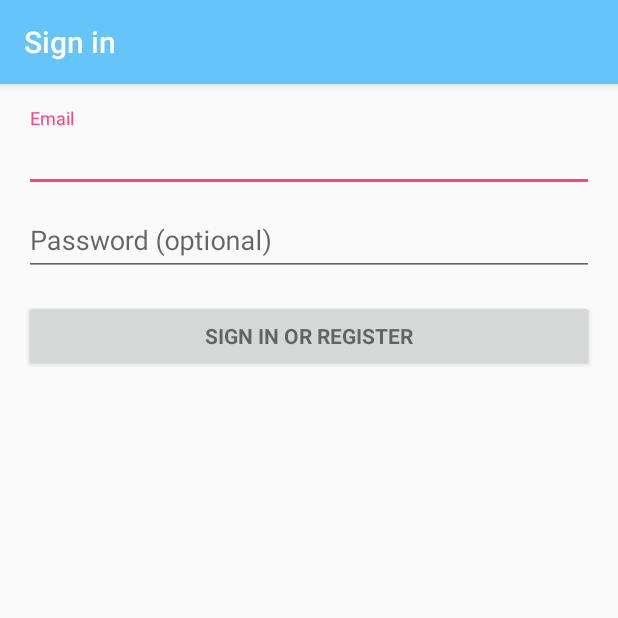
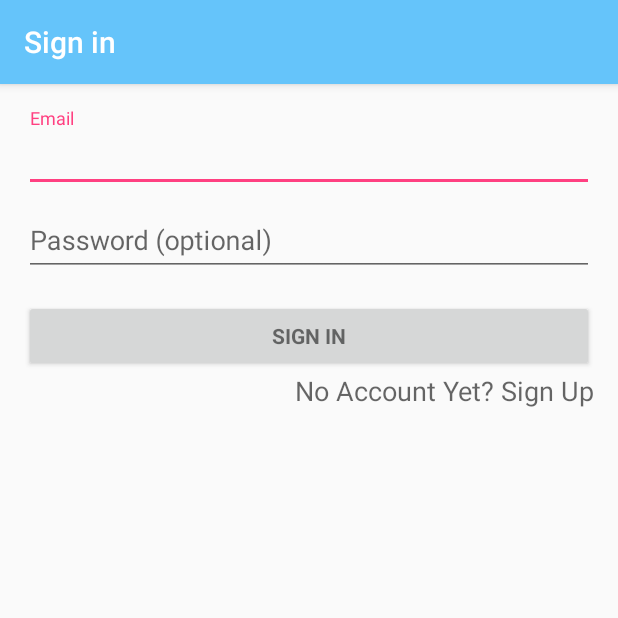
Before and after one commit to nutnnut/Wireless_Project_OPENUP, an Android app: the screen it shows after launch (LoginActivity), on a phone screen of 412 x 824 dp, the top half of it. Run offline under Robolectric (Android 15) with nearby library versions, the light colour scheme and no system bars; 2 statements that could not run were skipped.

Commit message:
Login Layout

```diff
--- a/app/src/main/res/layout/activity_login.xml
+++ b/app/src/main/res/layout/activity_login.xml
@@ -73,6 +73,17 @@
                 android:text="@string/action_sign_in"
                 android:textStyle="bold" />
 
+            <TextView
+                android:id="@+id/textView3"
+                android:layout_width="match_parent"
+                android:layout_height="36dp"
+                android:text="@string/action_sign_in_to_register"
+                android:textAlignment="textEnd"
+                android:textAppearance="@style/TextAppearance.AppCompat.Caption"
+                android:textSize="18sp" />
+
         </LinearLayout>
+
     </ScrollView>
+
 </LinearLayout>
--- a/app/src/main/res/values/strings.xml
+++ b/app/src/main/res/values/strings.xml
@@ -10,8 +10,9 @@
     <!-- Strings related to login -->
     <string name="prompt_email">Email</string>
     <string name="prompt_password">Password (optional)</string>
-    <string name="action_sign_in">Sign in or register</string>
+    <string name="action_sign_in">Sign in</string>
     <string name="action_sign_in_short">Sign in</string>
+    <string name="action_sign_in_to_register">No Account Yet? Sign Up</string>
     <string name="error_invalid_email">This email address is invalid</string>
     <string name="error_invalid_password">This password is too short</string>
     <string name="error_incorrect_password">This password is incorrect</string>
```
